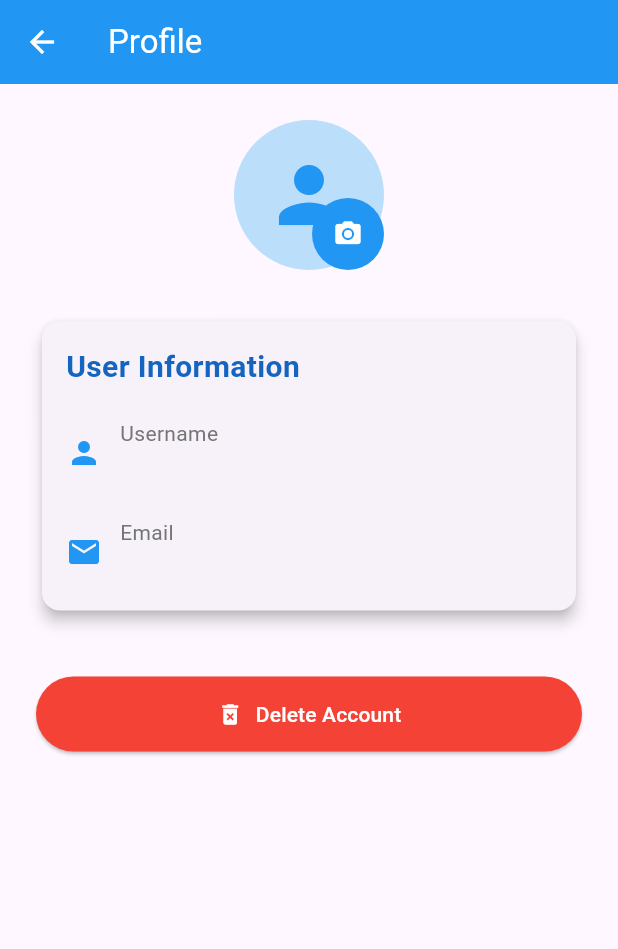
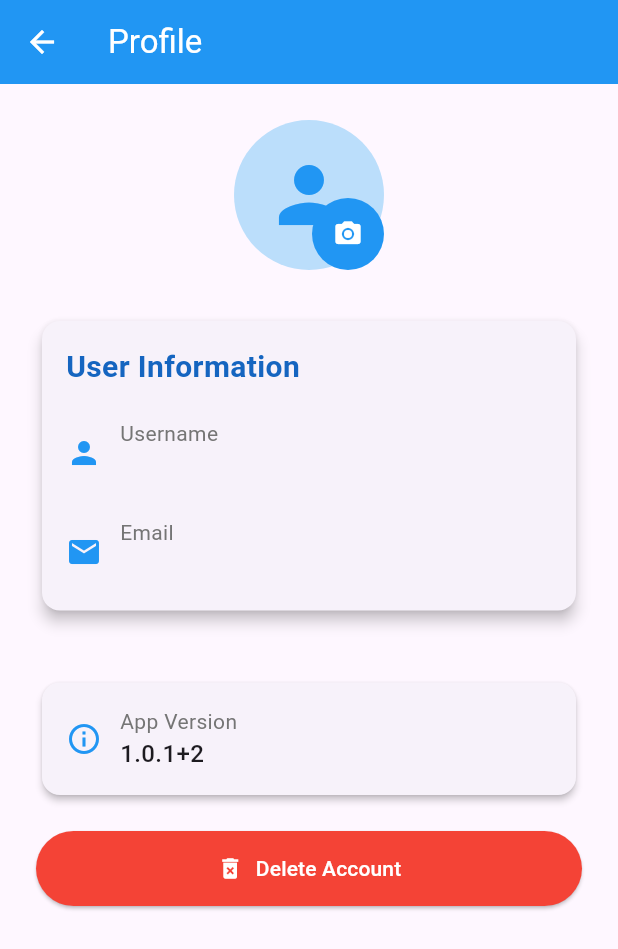
Before and after one commit to Bhimanagowda/daily_expense_pro, a Flutter app: the ProfilePage screen opened directly, on a phone screen of 412 x 824 dp. Shown: the top 949 px of the screen. Run offline on Flutter 3.47's test engine with Material 3 defaults, Android fonts, the phone set to English and light mode, and no system bars; our stand-ins replace fl_chart, image_picker, package_info_plus, shared_preferences; missing offline and left inert: excel; accounts and stored records are empty.

Commit message:
add version to app

```diff
--- /dev/null
+++ b/devtools_options.yaml
@@ -0,0 +1,3 @@
+description: This file stores settings for Dart & Flutter DevTools.
+documentation: https://docs.flutter.dev/tools/devtools/extensions#configure-extension-enablement-states
+extensions:
--- a/lib/profile_page.dart
+++ b/lib/profile_page.dart
@@ -3,6 +3,7 @@ import 'package:shared_preferences/shared_preferences.dart';
 import 'dart:convert';
 import 'dart:io';
 import 'package:image_picker/image_picker.dart';
+import 'package:package_info_plus/package_info_plus.dart';
 import 'auth/login_page.dart';
 
 class ProfilePage extends StatefulWidget {
@@ -15,12 +16,21 @@ class _ProfilePageState extends State<ProfilePage> {
   String email = '';
   bool isLoading = true;
   String? profileImagePath;
+  String appVersion = '';
   final ImagePicker _picker = ImagePicker();
 
   @override
   void initState() {
     super.initState();
     _loadUserData();
+    _getAppVersion();
+  }
+
+  Future<void> _getAppVersion() async {
+    PackageInfo packageInfo = await PackageInfo.fromPlatform();
+    setState(() {
+      appVersion = '${packageInfo.version}+${packageInfo.buildNumber}';
+    });
   }
 
   Future<void> _loadUserData() async {
@@ -290,6 +300,43 @@ class _ProfilePageState extends State<ProfilePage> {
                       ),
                     ),
                     SizedBox(height: 40),
+
+                    // Version info card
+                    Card(
+                      elevation: 2,
+                      child: Padding(
+                        padding: EdgeInsets.all(16.0),
+                        child: Row(
+                          children: [
+                            Icon(Icons.info_outline, color: Colors.blue),
+                            SizedBox(width: 12),
+                            Column(
+                              crossAxisAlignment: CrossAxisAlignment.start,
+                              children: [
+                                Text(
+                                  'App Version',
+                                  style: TextStyle(
+                                    fontSize: 14,
+                                    color: Colors.grey[600],
+                                  ),
+                                ),
+                                Text(
+                                  appVersion.isNotEmpty
+                                      ? appVersion
+                                      : 'Loading...',
+                                  style: TextStyle(
+                                    fontSize: 16,
+                                    fontWeight: FontWeight.w500,
+                                  ),
+                                ),
+                              ],
+                            ),
+                          ],
+                        ),
+                      ),
+                    ),
+                    SizedBox(height: 20),
+
                     Container(
                       width: double.infinity,
                       child: ElevatedButton.icon(
```
Also changed, not shown: pubspec.yaml (+3 -5 lines), pubspec.lock, 1 other file.
